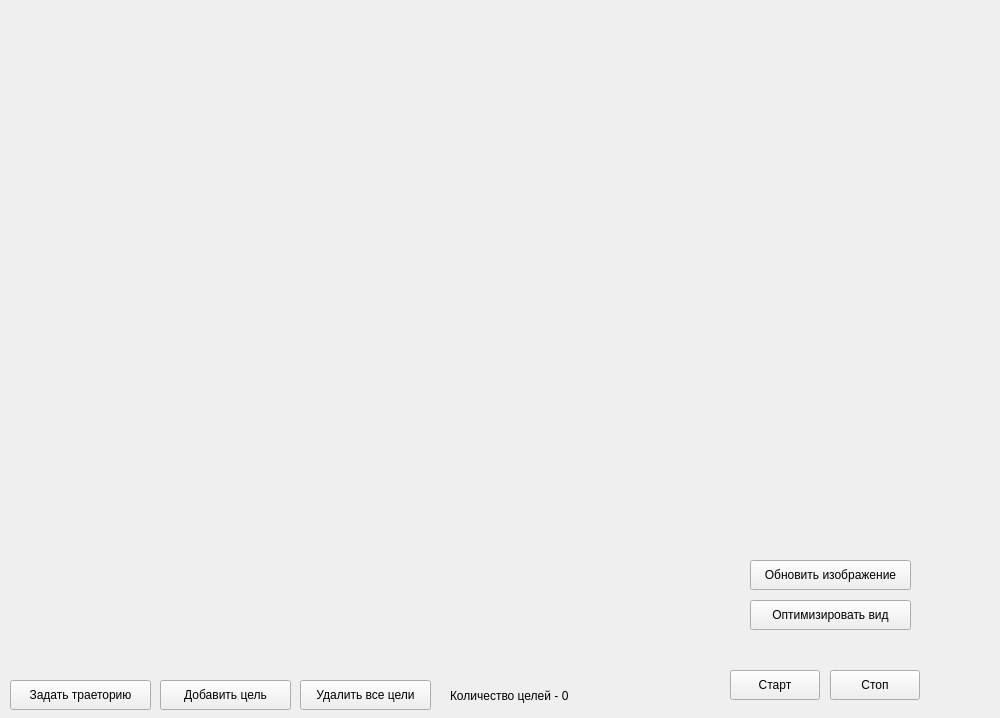
Qt form widget.ui (MAPSWorks/superpos) before a commit.
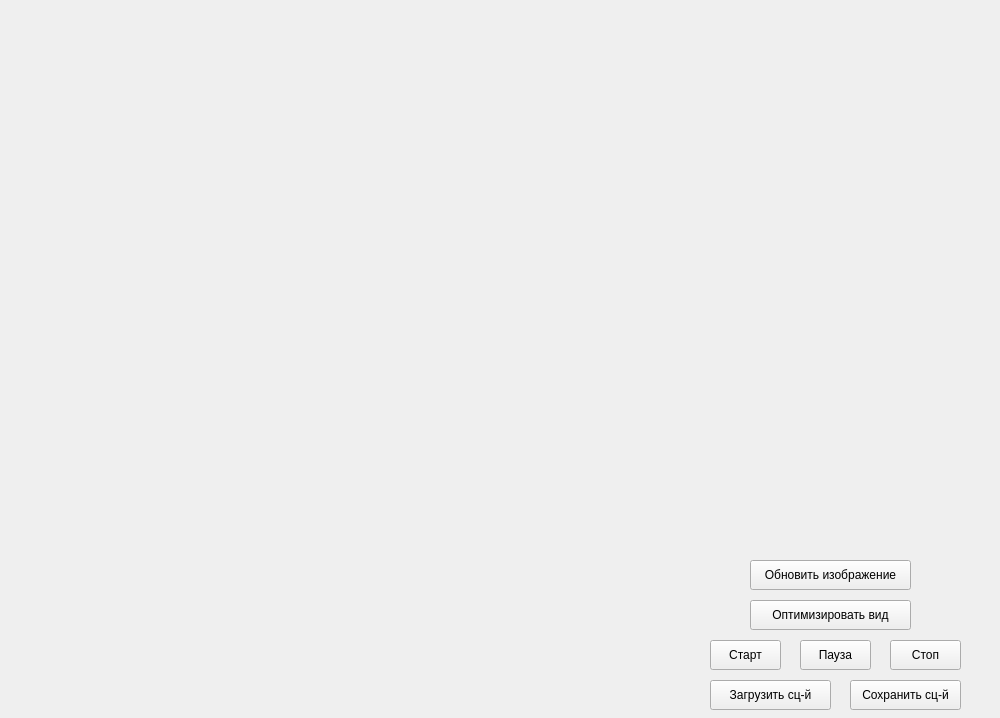
The same form after that commit.

The edit to the form file:
```diff
--- a/widget.ui
+++ b/widget.ui
@@ -48,9 +48,9 @@
   <widget class="QPushButton" name="pbStartImit">
    <property name="geometry">
     <rect>
-     <x>730</x>
-     <y>670</y>
-     <width>90</width>
+     <x>710</x>
+     <y>640</y>
+     <width>71</width>
      <height>30</height>
     </rect>
    </property>
@@ -61,9 +61,9 @@
   <widget class="QPushButton" name="pbStopImit">
    <property name="geometry">
     <rect>
-     <x>830</x>
-     <y>670</y>
-     <width>90</width>
+     <x>890</x>
+     <y>640</y>
+     <width>71</width>
      <height>30</height>
     </rect>
    </property>
@@ -74,53 +74,40 @@
   <widget class="QPushButton" name="pbBeginAddTarg">
    <property name="geometry">
     <rect>
-     <x>10</x>
-     <y>680</y>
-     <width>141</width>
+     <x>800</x>
+     <y>640</y>
+     <width>71</width>
      <height>30</height>
     </rect>
    </property>
    <property name="text">
-    <string>Задать траеторию</string>
+    <string>Пауза</string>
    </property>
   </widget>
   <widget class="QPushButton" name="pbEndAddTarg">
    <property name="geometry">
     <rect>
-     <x>160</x>
+     <x>710</x>
      <y>680</y>
-     <width>131</width>
+     <width>121</width>
      <height>30</height>
     </rect>
    </property>
    <property name="text">
-    <string>Добавить цель</string>
+    <string>Загрузить сц-й</string>
    </property>
   </widget>
-  <widget class="QLabel" name="labelTargNum">
+  <widget class="QPushButton" name="pbSaveScenario">
    <property name="geometry">
     <rect>
-     <x>450</x>
+     <x>850</x>
      <y>680</y>
-     <width>151</width>
-     <height>31</height>
-    </rect>
-   </property>
-   <property name="text">
-    <string>Количество целей - 0</string>
-   </property>
-  </widget>
-  <widget class="QPushButton" name="pbDeleteTargs">
-   <property name="geometry">
-    <rect>
-     <x>300</x>
-     <y>680</y>
-     <width>131</width>
+     <width>111</width>
      <height>30</height>
     </rect>
    </property>
    <property name="text">
-    <string>Удалить все цели</string>
+    <string>Сохранить сц-й</string>
    </property>
   </widget>
  </widget>
```
Left out of the diff: 4 changed lines with no effect on the pictures.
